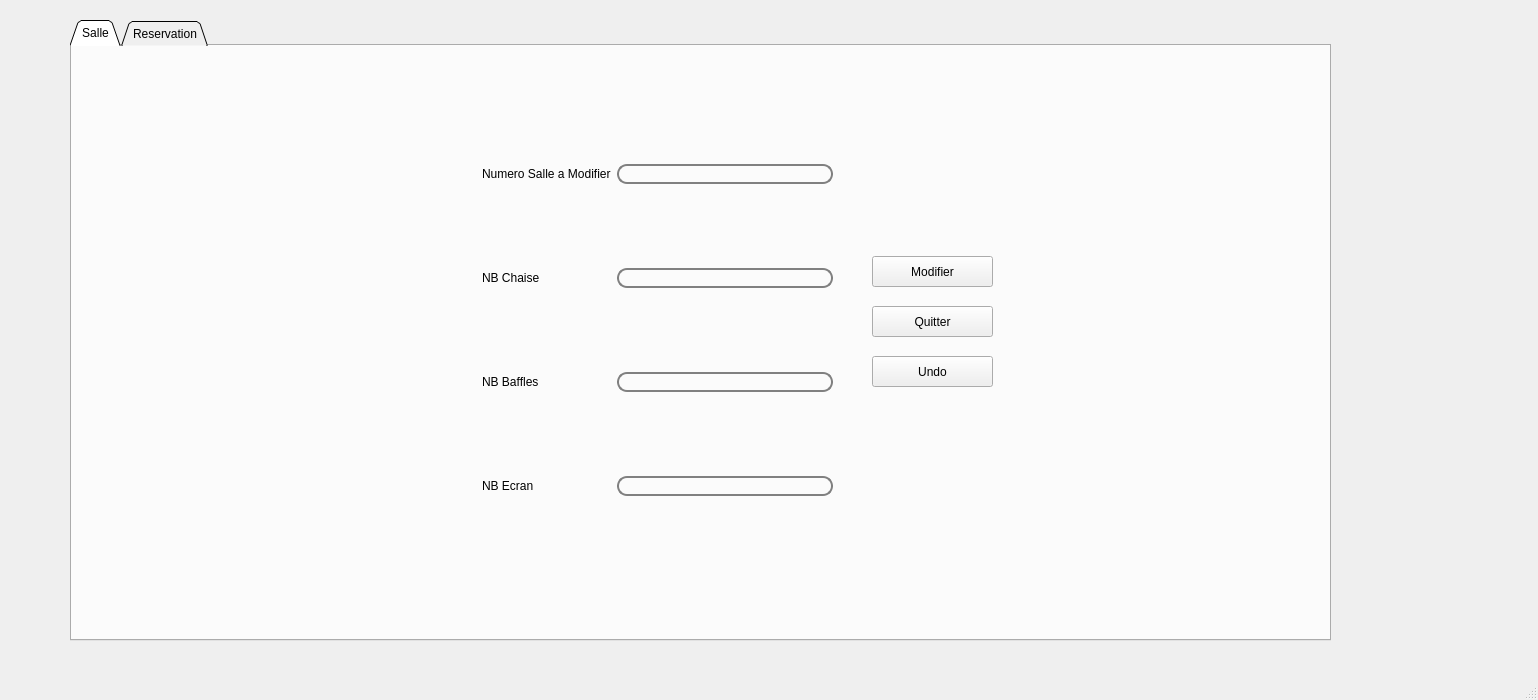
Above: mainwindow.ui from RoukaiaKHELIFI/Smart_Cinema2A12 before the change. Below: the same form after it.
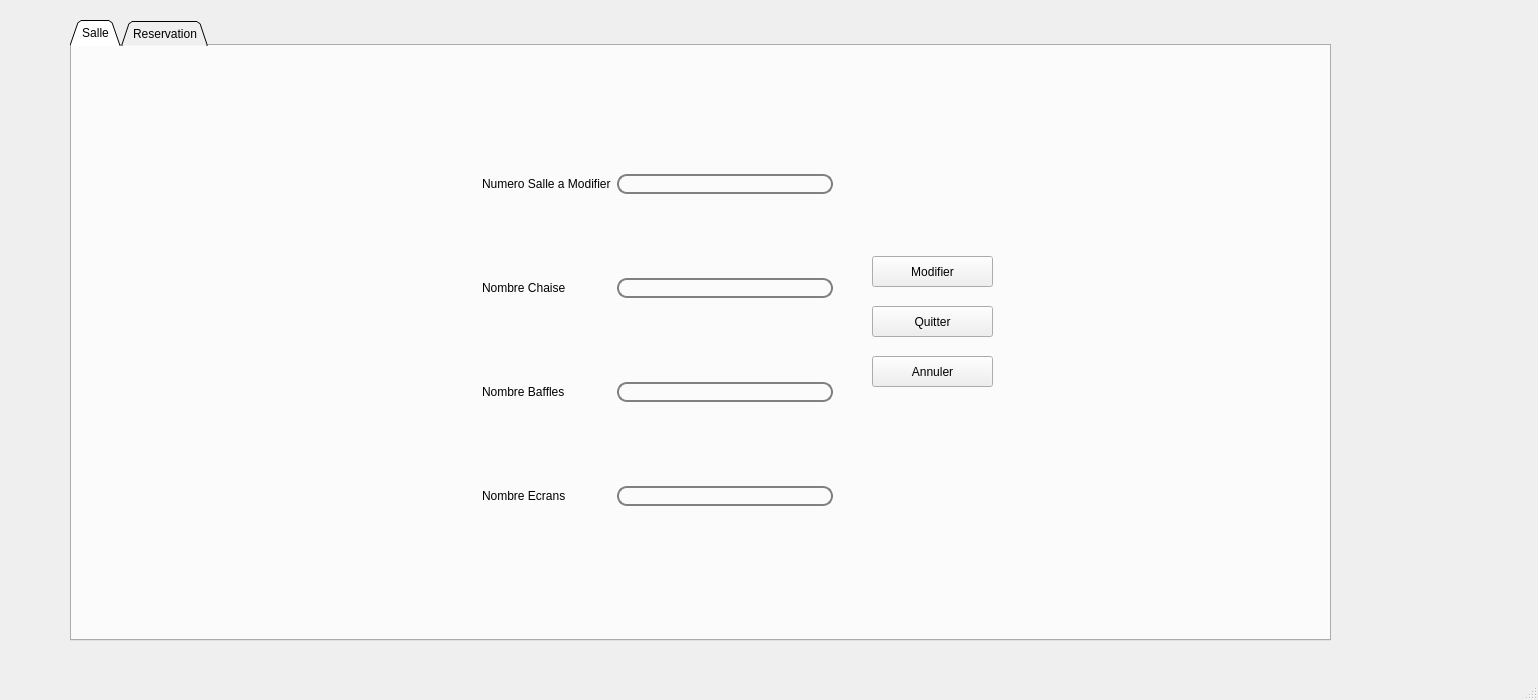
That is the form after the change. The open tabs and pages were chosen to show the change. Icons and pictures are not drawn.

Diff of the .ui file:
```diff
--- a/mainwindow.ui
+++ b/mainwindow.ui
@@ -4330,7 +4330,7 @@
            <string notr="true"/>
           </property>
           <property name="text">
-           <string>Undo</string>
+           <string>Annuler</string>
           </property>
           <property name="icon">
            <iconset resource="source.qrc">
@@ -4341,7 +4341,7 @@
           <property name="geometry">
            <rect>
             <x>390</x>
-            <y>40</y>
+            <y>50</y>
             <width>351</width>
             <height>491</height>
            </rect>
@@ -4372,14 +4372,14 @@
            <item row="2" column="0">
             <widget class="QLabel" name="label_72">
              <property name="text">
-              <string>NB Baffles</string>
+              <string>Nombre Baffles</string>
              </property>
             </widget>
            </item>
            <item row="1" column="0">
             <widget class="QLabel" name="label_70">
              <property name="text">
-              <string>NB Chaise</string>
+              <string>Nombre Chaise</string>
              </property>
             </widget>
            </item>
@@ -4393,7 +4393,7 @@
            <item row="3" column="0">
             <widget class="QLabel" name="label_69">
              <property name="text">
-              <string>NB Ecran</string>
+              <string>Nombre Ecrans</string>
              </property>
             </widget>
            </item>
```
Left out of the diff: 26 changed lines with no effect on the pictures.
